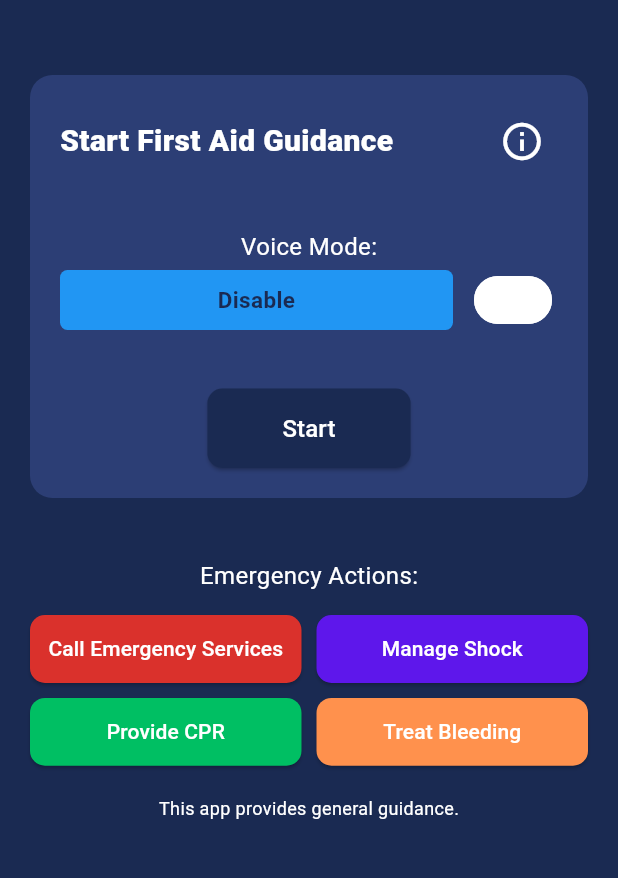
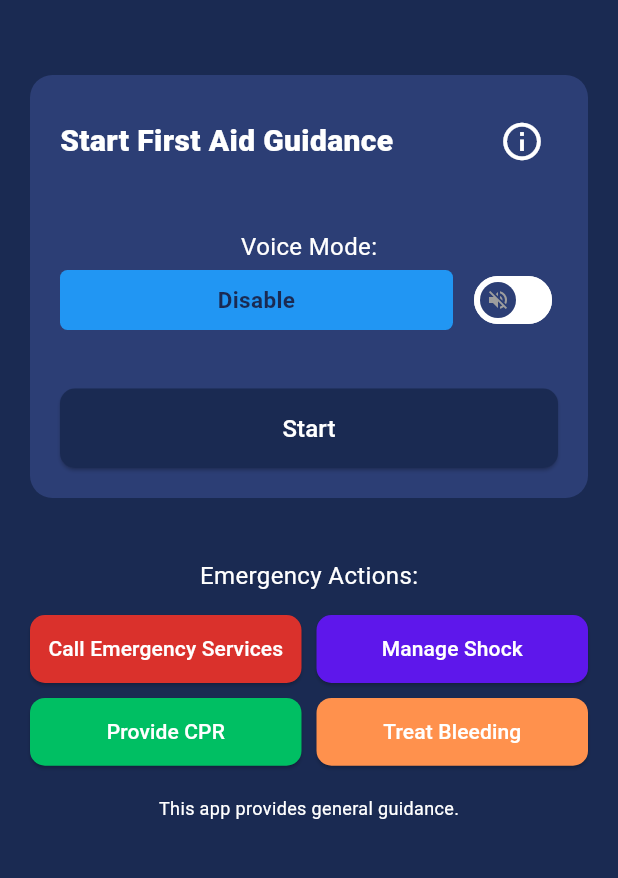
Before and after one commit to anfastech/blueroute, a Flutter app: the screen it shows after launch, on a phone screen of 412 x 824 dp, the part 225-1103 px from its top. Run offline on Flutter 3.47's test engine with Material 3 defaults, Android fonts, the phone set to English and light mode, and no system bars; our stand-ins replace cloud_firestore, flutter_map, geolocator, google_maps_flutter, latlong2, permission_handler; accounts and stored records are empty.

Commit message:
switch speaker icon and start btn

```diff
--- a/lib/main.dart
+++ b/lib/main.dart
@@ -4,7 +4,6 @@ import 'new_page.dart';
 void main() {
   runApp(const BluerouteAIApp());
 }
-
 
 class BluerouteAIApp extends StatelessWidget {
   const BluerouteAIApp({super.key});
@@ -180,6 +179,20 @@ class _FirstAidScreenState extends State<FirstAidScreen> {
                             value: isVoiceEnabled,
                             activeColor:
                                 Theme.of(context).colorScheme.secondary,
+                            thumbColor: WidgetStatePropertyAll<Color>(
+                              Theme.of(context).cardColor,
+                            ),
+                            thumbIcon: WidgetStateProperty.resolveWith<Icon?>(
+                              (Set<WidgetState> states) {
+                                if (isVoiceEnabled) {
+                                  return const Icon(Icons.volume_up,
+                                      color: Colors.white);
+                                } else {
+                                  return const Icon(Icons.volume_off,
+                                      color: Colors.grey);
+                                }
+                              },
+                            ),
                             onChanged: (value) {
                               setState(() {
                                 isVoiceEnabled = value;
@@ -189,23 +202,27 @@ class _FirstAidScreenState extends State<FirstAidScreen> {
                         ],
                       ),
                       const SizedBox(height: 35),
-                      ElevatedButton(
+                      SizedBox(
+                        width: double.infinity,
+                        child: ElevatedButton(
                           style: ElevatedButton.styleFrom(
-                          backgroundColor: Theme.of(context).primaryColor,
+                            backgroundColor: const Color(0xFF1A2A52),
                             shape: RoundedRectangleBorder(
                               borderRadius: BorderRadius.circular(10),
                             ),
-                          padding: const EdgeInsets.symmetric(horizontal: 50,vertical: 15),
+                            padding: const EdgeInsets.symmetric(vertical: 15),
                           ),
                           onPressed: () {
                             Navigator.push(
                               context,
-                            MaterialPageRoute(builder: (context) => NewPage()),
+                              MaterialPageRoute(
+                                  builder: (context) => NewPage()),
                             );
                           },
                           child: const Text(
                             "Start",
                             style: TextStyle(fontSize: 16, color: Colors.white),
+                          ),
                         ),
                       ),
                     ],
```
Lines whose indentation alone changed are shown as unchanged.
